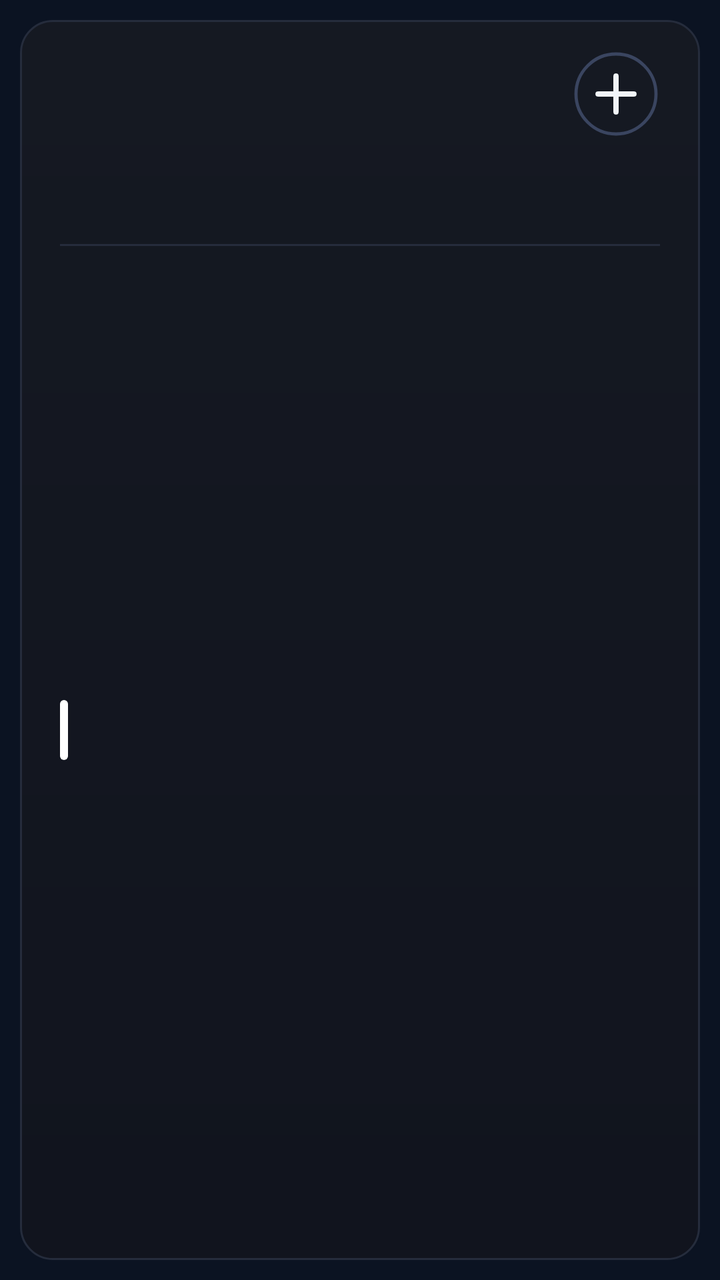
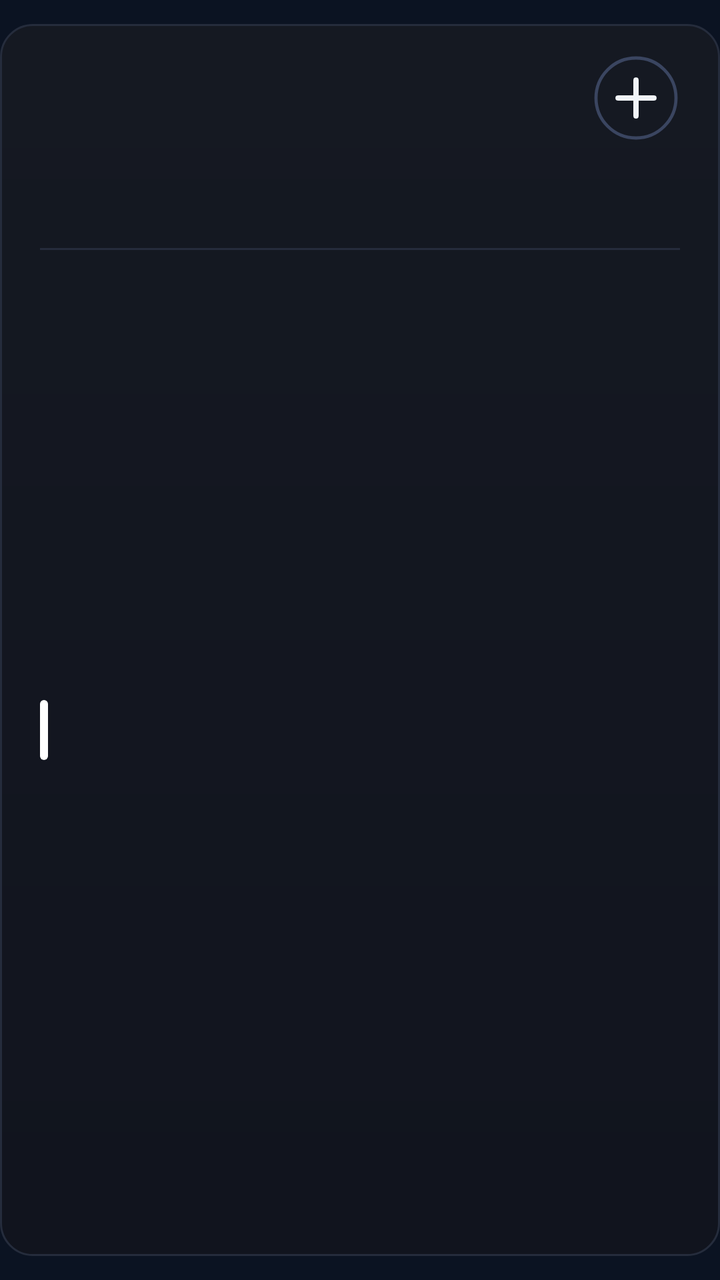

The first picture is an Android layout as it rendered before a commit; the second is the same layout after the commit. The layout source and the unified diff follow.
<!-- AndroidManifest.xml: application theme AppTheme -->
<!-- res/layout/cal_k1.xml -->
<?xml version="1.0" encoding="utf-8"?>
<FrameLayout xmlns:android="http://schemas.android.com/apk/res/android"
    android:id="@+id/root"
    android:layout_width="match_parent"
    android:layout_height="match_parent"
    android:padding="10dp">

    <LinearLayout
        android:id="@+id/panel"
        android:layout_width="match_parent"
        android:layout_height="match_parent"
        android:background="@drawable/cal_panel"
        android:orientation="vertical"
        android:paddingStart="20dp"
        android:paddingTop="13dp"
        android:paddingEnd="20dp"
        android:paddingBottom="14dp">

        
        <LinearLayout
            android:layout_width="match_parent"
            android:layout_height="48dp"
            android:gravity="center_vertical"
            android:orientation="horizontal">
        <ImageView
            android:id="@+id/cal_day"
            android:layout_width="wrap_content"
            android:layout_height="47dp"
            android:adjustViewBounds="true"
            android:scaleType="fitStart" />

            <LinearLayout
                android:layout_width="0dp"
                android:layout_height="wrap_content"
                android:layout_marginStart="12dp"
                android:layout_weight="1"
                android:orientation="vertical">
                <ImageView
                    android:id="@+id/cal_month"
                    android:layout_width="match_parent"
                    android:layout_height="23dp"
                    android:adjustViewBounds="true"
                    android:scaleType="fitStart" />
                <ImageView
                    android:id="@+id/cal_sub"
                    android:layout_width="match_parent"
                    android:layout_height="16dp"
                    android:adjustViewBounds="true"
                    android:layout_marginTop="2dp"
                    android:scaleType="fitStart" />
            </LinearLayout>

            <ImageView
                android:id="@+id/btn_add"
                android:layout_width="44dp"
                android:layout_height="44dp"
                android:contentDescription="New event"
                android:src="@drawable/ic_cal_add" />
        </LinearLayout>

        
        <LinearLayout
            android:layout_width="match_parent"
            android:layout_height="44dp"
            android:layout_marginTop="2dp"
            android:orientation="horizontal">
            <LinearLayout
                android:layout_width="0dp"
                android:layout_height="match_parent"
                android:layout_weight="1"
                android:gravity="center_horizontal"
                android:orientation="vertical">
                <ImageView
                    android:id="@+id/wk_label_0"
                    android:layout_width="wrap_content"
                    android:layout_height="14dp"
                    android:adjustViewBounds="true"
                    android:scaleType="fitCenter" />
                <ImageView
                    android:id="@+id/wk_num_0"
                    android:layout_width="26dp"
                    android:layout_height="26dp"
                    android:adjustViewBounds="true"
                    android:layout_marginTop="3dp"
                    android:scaleType="fitCenter" />
            </LinearLayout>
            <LinearLayout
                android:layout_width="0dp"
                android:layout_height="match_parent"
                android:layout_weight="1"
                android:gravity="center_horizontal"
                android:orientation="vertical">
                <ImageView
                    android:id="@+id/wk_label_1"
                    android:layout_width="wrap_content"
                    android:layout_height="14dp"
                    android:adjustViewBounds="true"
                    android:scaleType="fitCenter" />
                <ImageView
                    android:id="@+id/wk_num_1"
                    android:layout_width="26dp"
                    android:layout_height="26dp"
                    android:adjustViewBounds="true"
                    android:layout_marginTop="3dp"
                    android:scaleType="fitCenter" />
            </LinearLayout>
            <LinearLayout
                android:layout_width="0dp"
                android:layout_height="match_parent"
                android:layout_weight="1"
                android:gravity="center_horizontal"
                android:orientation="vertical">
                <ImageView
                    android:id="@+id/wk_label_2"
                    android:layout_width="wrap_content"
                    android:layout_height="14dp"
                    android:adjustViewBounds="true"
                    android:scaleType="fitCenter" />
                <ImageView
                    android:id="@+id/wk_num_2"
                    android:layout_width="26dp"
                    android:layout_height="26dp"
                    android:adjustViewBounds="true"
                    android:layout_marginTop="3dp"
                    android:scaleType="fitCenter" />
            </LinearLayout>
            <LinearLayout
                android:layout_width="0dp"
                android:layout_height="match_parent"
                android:layout_weight="1"
                android:gravity="center_horizontal"
                android:orientation="vertical">
                <ImageView
                    android:id="@+id/wk_label_3"
                    android:layout_width="wrap_content"
                    android:layout_height="14dp"
                    android:adjustViewBounds="true"
                    android:scaleType="fitCenter" />
                <ImageView
                    android:id="@+id/wk_num_3"
                    android:layout_width="26dp"
                    android:layout_height="26dp"
                    android:adjustViewBounds="true"
                    android:layout_marginTop="3dp"
                    android:scaleType="fitCenter" />
            </LinearLayout>
            <LinearLayout
                android:layout_width="0dp"
                android:layout_height="match_parent"
                android:layout_weight="1"
                android:gravity="center_horizontal"
                android:orientation="vertical">
                <ImageView
                    android:id="@+id/wk_label_4"
                    android:layout_width="wrap_content"
                    android:layout_height="14dp"
                    android:adjustViewBounds="true"
                    android:scaleType="fitCenter" />
                <ImageView
                    android:id="@+id/wk_num_4"
                    android:layout_width="26dp"
                    android:layout_height="26dp"
                    android:adjustViewBounds="true"
                    android:layout_marginTop="3dp"
                    android:scaleType="fitCenter" />
            </LinearLayout>
            <LinearLayout
                android:layout_width="0dp"
                android:layout_height="match_parent"
                android:layout_weight="1"
                android:gravity="center_horizontal"
                android:orientation="vertical">
                <ImageView
                    android:id="@+id/wk_label_5"
                    android:layout_width="wrap_content"
                    android:layout_height="14dp"
                    android:adjustViewBounds="true"
                    android:scaleType="fitCenter" />
                <ImageView
                    android:id="@+id/wk_num_5"
                    android:layout_width="26dp"
                    android:layout_height="26dp"
                    android:adjustViewBounds="true"
                    android:layout_marginTop="3dp"
                    android:scaleType="fitCenter" />
            </LinearLayout>
            <LinearLayout
                android:layout_width="0dp"
                android:layout_height="match_parent"
                android:layout_weight="1"
                android:gravity="center_horizontal"
                android:orientation="vertical">
                <ImageView
                    android:id="@+id/wk_label_6"
                    android:layout_width="wrap_content"
                    android:layout_height="14dp"
                    android:adjustViewBounds="true"
                    android:scaleType="fitCenter" />
                <ImageView
                    android:id="@+id/wk_num_6"
                    android:layout_width="26dp"
                    android:layout_height="26dp"
                    android:adjustViewBounds="true"
                    android:layout_marginTop="3dp"
                    android:scaleType="fitCenter" />
            </LinearLayout>
        </LinearLayout>

        <ImageView
            android:layout_width="match_parent"
            android:layout_height="1dp"
            android:layout_marginTop="5dp"
            android:layout_marginBottom="5dp"
            android:scaleType="fitXY"
            android:src="@drawable/cal_divider" />

        
        <LinearLayout
            android:layout_width="match_parent"
            android:layout_height="0dp"
            android:layout_weight="1"
            android:orientation="vertical">
        <LinearLayout
            android:id="@+id/cal_row_0"
            android:layout_width="match_parent"
            android:layout_height="0dp"
            android:layout_weight="1"
            android:gravity="center_vertical"
            android:orientation="horizontal">

            <ImageView
                android:id="@+id/cal_bar_0"
                android:layout_width="4dp"
                android:layout_height="30dp"
                android:layout_marginEnd="11dp"
                android:scaleType="fitXY"
                android:src="@drawable/cal_bar" />

            <LinearLayout
                android:layout_width="0dp"
                android:layout_height="wrap_content"
                android:layout_weight="1"
                android:orientation="vertical">

                <LinearLayout
                    android:layout_width="match_parent"
                    android:layout_height="wrap_content"
                    android:orientation="horizontal">
                    <ImageView
                        android:id="@+id/cal_time_0"
                        android:layout_width="wrap_content"
                        android:layout_height="16dp"
                        android:adjustViewBounds="true"
                        android:scaleType="fitStart" />
                    <ImageView
                        android:id="@+id/cal_hint_0"
                        android:layout_width="wrap_content"
                        android:layout_height="16dp"
                        android:adjustViewBounds="true"
                        android:layout_marginStart="9dp"
                        android:scaleType="fitStart" />
                </LinearLayout>
                <ImageView
                    android:id="@+id/cal_title_0"
                    android:layout_width="match_parent"
                    android:layout_height="22dp"
                    android:adjustViewBounds="true"
                    android:layout_marginTop="1dp"
                    android:scaleType="fitStart" />
            </LinearLayout>
        </LinearLayout>
        </LinearLayout>
        <ImageView
            android:id="@+id/cal_more"
            android:layout_width="match_parent"
            android:layout_height="14dp"
            android:adjustViewBounds="true"
            android:scaleType="fitEnd" />
    </LinearLayout>
</FrameLayout>
<!-- resources referenced by this layout -->
<resources>
  <!-- drawable cal_bar (drawable) -->
  <?xml version="1.0" encoding="utf-8"?>
  <shape xmlns:android="http://schemas.android.com/apk/res/android" android:shape="rectangle">
      <solid android:color="#FFFFFFFF" />
      <corners android:radius="2dp" />
  </shape>
  <!-- drawable cal_divider (drawable) -->
  <?xml version="1.0" encoding="utf-8"?>
  <shape xmlns:android="http://schemas.android.com/apk/res/android" android:shape="rectangle">
      <solid android:color="#FF252C3C" />
  </shape>
  <!-- drawable cal_panel (drawable) -->
  <?xml version="1.0" encoding="utf-8"?>
  <shape xmlns:android="http://schemas.android.com/apk/res/android" android:shape="rectangle">
      <gradient android:angle="270" android:startColor="#FF151922" android:endColor="#FF11141E" />
      <stroke android:width="1dp" android:color="#FF252C3C" />
      <corners android:radius="@dimen/widget_radius" />
  </shape>
  <!-- drawable ic_cal_add (drawable) -->
  <?xml version="1.0" encoding="utf-8"?>
  <vector xmlns:android="http://schemas.android.com/apk/res/android"
      android:width="44dp"
      android:height="44dp"
      android:viewportWidth="44"
      android:viewportHeight="44">
      <path
          android:pathData="M22,22m-20,0a20,20 0,1 1,40 0a20,20 0,1 1,-40 0"
          android:strokeColor="#FF3A4560"
          android:strokeWidth="1.6" />
      <path
          android:pathData="M13,22L31,22M22,13L22,31"
          android:strokeColor="#FFF1F5F9"
          android:strokeLineCap="round"
          android:strokeWidth="2.6" />
  </vector>
  <style name="AppTheme" parent="@android:style/Theme.DeviceDefault.NoActionBar">
          <item name="android:colorAccent">#DF8B35</item>
          <item name="android:colorControlActivated">#DF8B35</item>
          <item name="android:windowBackground">#0B1322</item>
          <item name="android:statusBarColor">#0E111A</item>
          <item name="android:navigationBarColor">#0B1322</item>
          <item name="android:textColorHint">#718096</item>
      </style>
  <dimen name="widget_radius">16dp</dimen>
</resources>

<!-- the commit's change to res/layout/cal_k1.xml (unified diff, before → after) -->
@@ -3,7 +3,8 @@
     android:id="@+id/root"
     android:layout_width="match_parent"
     android:layout_height="match_parent"
-    android:padding="10dp">
+    android:paddingTop="12dp"
+    android:paddingBottom="12dp">
 
     <LinearLayout
         android:id="@+id/panel"
